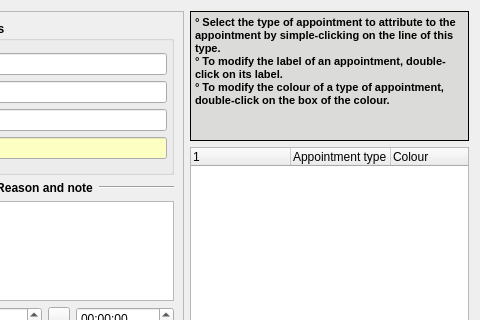
This is Programmes/MedinTuxTools-QT4/Agenda/C_Dlg_RdvTypeConfig.ui in leo-naeka/medintux as Qt 5 draws it before an edit; both pictures show x 106 to 586 and y 0 to 320 of the 586 by 463 pixel window. The edited form follows.
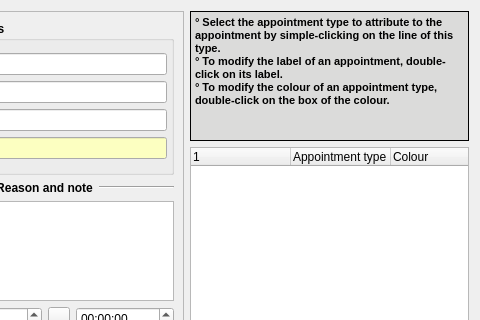
This is the edited form.

Diff of the .ui file:
```diff
--- a/Programmes/MedinTuxTools-QT4/Agenda/C_Dlg_RdvTypeConfig.ui
+++ b/Programmes/MedinTuxTools-QT4/Agenda/C_Dlg_RdvTypeConfig.ui
@@ -720,9 +720,9 @@
 &lt;table border=&quot;0&quot; style=&quot;-qt-table-type: root; margin-top:4px; margin-bottom:4px; margin-left:4px; margin-right:4px;&quot;&gt;
 &lt;tr&gt;
 &lt;td style=&quot;border: none;&quot;&gt;
-&lt;p style=&quot; margin-top:0px; margin-bottom:0px; margin-left:0px; margin-right:0px; -qt-block-indent:0; text-indent:0px;&quot;&gt;&lt;span style=&quot; font-size:8pt;&quot;&gt;° Select the type of appointment to attribute to the appointment by simple-clicking on the line of this type.&lt;/span&gt;&lt;/p&gt;
+&lt;p style=&quot; margin-top:0px; margin-bottom:0px; margin-left:0px; margin-right:0px; -qt-block-indent:0; text-indent:0px;&quot;&gt;&lt;span style=&quot; font-size:8pt;&quot;&gt;° Select the appointment type to attribute to the appointment by simple-clicking on the line of this type.&lt;/span&gt;&lt;/p&gt;
 &lt;p style=&quot; margin-top:0px; margin-bottom:0px; margin-left:0px; margin-right:0px; -qt-block-indent:0; text-indent:0px;&quot;&gt;&lt;span style=&quot; font-size:8pt;&quot;&gt;° To modify the label of an appointment, double-click on its label.&lt;/span&gt;&lt;/p&gt;
-&lt;p style=&quot; margin-top:0px; margin-bottom:0px; margin-left:0px; margin-right:0px; -qt-block-indent:0; text-indent:0px;&quot;&gt;&lt;span style=&quot; font-size:8pt;&quot;&gt;° To modify the colour of a type of appointment, double-click on the box of the colour.&lt;/span&gt;&lt;/p&gt;&lt;/td&gt;&lt;/tr&gt;&lt;/table&gt;&lt;/body&gt;&lt;/html&gt;</string>
+&lt;p style=&quot; margin-top:0px; margin-bottom:0px; margin-left:0px; margin-right:0px; -qt-block-indent:0; text-indent:0px;&quot;&gt;&lt;span style=&quot; font-size:8pt;&quot;&gt;° To modify the colour of an appointment type, double-click on the box of the colour.&lt;/span&gt;&lt;/p&gt;&lt;/td&gt;&lt;/tr&gt;&lt;/table&gt;&lt;/body&gt;&lt;/html&gt;</string>
        </property>
       </widget>
      </item>
```
Left out of the diff: 2 changed lines with no effect on the pictures.
